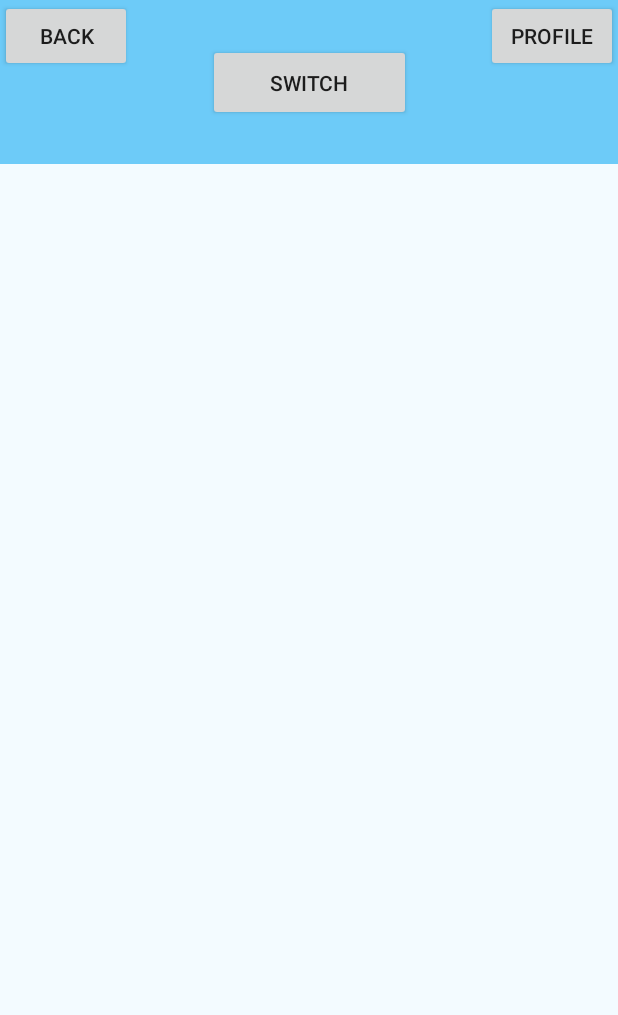
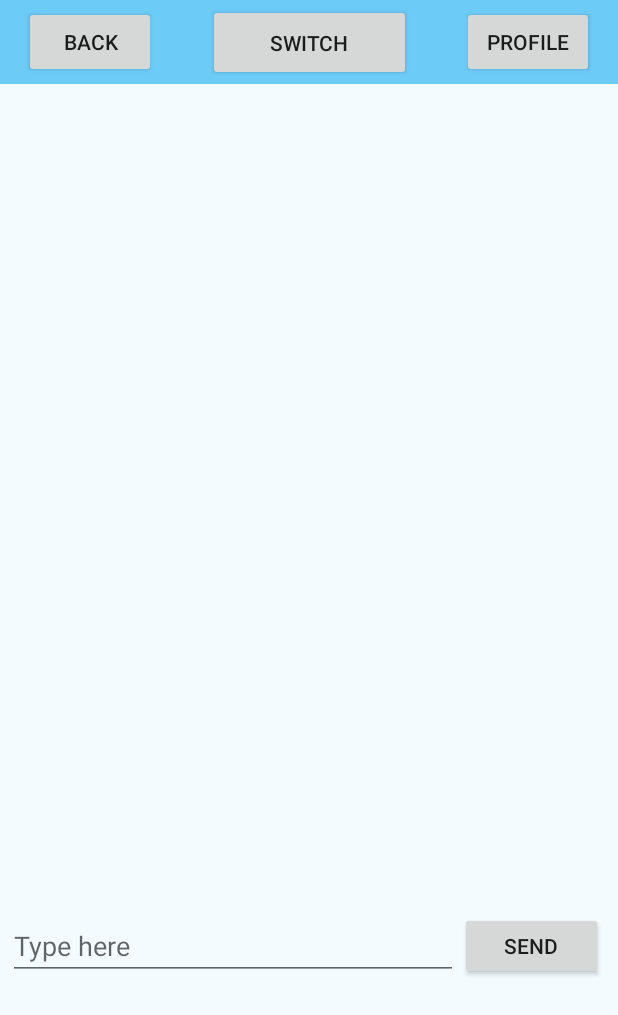
Before and after one commit to TheMage101/H22-GR5-who-did-that, an Android app: the MenuCommunication screen opened directly, with no data from a screen before it, on a phone screen of 412 x 824 dp. Shown: the top 1015 px of the screen. Run offline under Robolectric (Android 15) with nearby library versions, the phone set to English and light mode, and no system bars; 1 statement that could not run was skipped.

Commit message:
messed with message UI to try and fix scrolling issues

```diff
--- a/Project/app/src/main/res/layout/activity_menu_communication.xml
+++ b/Project/app/src/main/res/layout/activity_menu_communication.xml
@@ -12,24 +12,25 @@
         android:id="@+id/appbar"
 
         android:layout_width="match_parent"
-        android:layout_height="109dp"
+        android:layout_height="wrap_content"
         android:background="#6DCBF8">
 
         <com.google.android.material.appbar.CollapsingToolbarLayout
             android:layout_width="match_parent"
-            android:layout_height="109dp"
+            android:layout_height="wrap_content"
             app:contentScrim="?attr/colorPrimary"
-            app:layout_scrollFlags="scroll|exitUntilCollapsed"
-
+            app:layout_scrollFlags="scroll|enterAlwaysCollapsed"
             app:toolbarId="@+id/toolbar">
 
 
             <!--toolbar ici, collapsing mais its not collapsed by default so it does weird stuff when you try to type for the first time
             the "type message" va pas au dessus du clavier sauf si la toolbar est collapsed-->
+
             <androidx.appcompat.widget.Toolbar
                 android:id="@+id/toolbar"
                 android:layout_width="match_parent"
-                android:layout_height="?attr/actionBarSize"></androidx.appcompat.widget.Toolbar>
+                android:layout_height="?attr/actionBarSize">
+
 
                 <androidx.constraintlayout.widget.ConstraintLayout
                     android:layout_width="match_parent"
@@ -39,8 +40,19 @@
                         android:id="@+id/goingBackToList"
                         android:layout_width="wrap_content"
                         android:layout_height="wrap_content"
+                        android:layout_marginTop="4dp"
                         android:text="Back"
                         app:layout_constraintStart_toStartOf="parent"
+                        app:layout_constraintTop_toTopOf="parent" />
+
+                    <Button
+                        android:id="@+id/messagesProfileButton"
+                        android:layout_width="wrap_content"
+                        android:layout_height="wrap_content"
+                        android:layout_marginTop="4dp"
+                        android:layout_marginEnd="16dp"
+                        android:text="Profile"
+                        app:layout_constraintEnd_toEndOf="parent"
                         app:layout_constraintTop_toTopOf="parent" />
 
                     <Button
@@ -48,19 +60,13 @@
                         android:layout_width="135dp"
                         android:layout_height="51dp"
                         android:text="Switch"
-                    app:layout_constraintBottom_toBottomOf="parent"
+                        app:layout_constraintBottom_toBottomOf="@+id/goingBackToList"
                         app:layout_constraintEnd_toStartOf="@+id/messagesProfileButton"
                         app:layout_constraintStart_toEndOf="@+id/goingBackToList"
-                    app:layout_constraintTop_toTopOf="parent" />
+                        app:layout_constraintTop_toTopOf="@+id/goingBackToList" />
 
-                <Button
-                    android:id="@+id/messagesProfileButton"
-                    android:layout_width="wrap_content"
-                    android:layout_height="wrap_content"
-                    android:text="Profile"
-                    app:layout_constraintEnd_toEndOf="parent"
-                    app:layout_constraintTop_toTopOf="parent" />
                 </androidx.constraintlayout.widget.ConstraintLayout>
+            </androidx.appcompat.widget.Toolbar>
 
 
             <!--bouton ici, bouton pour accéder au profil de la personne
@@ -72,7 +78,7 @@
 
     <androidx.core.widget.NestedScrollView
         android:layout_width="match_parent"
-        android:layout_height="622dp"
+        android:layout_height="match_parent"
 
 
         app:layout_behavior="com.google.android.material.appbar.AppBarLayout$ScrollingViewBehavior">
@@ -84,24 +90,23 @@
 
             <androidx.recyclerview.widget.RecyclerView
                 android:id="@+id/messages"
-                android:layout_width="match_parent"
-                android:layout_height="619dp"
+                android:layout_width="0dp"
+                android:layout_height="552dp"
                 app:layout_constraintBottom_toTopOf="@+id/relativeLayout"
                 app:layout_constraintEnd_toEndOf="parent"
-                app:layout_constraintHorizontal_bias="0.0"
+                app:layout_constraintHorizontal_bias="1.0"
                 app:layout_constraintStart_toStartOf="parent"
-                app:layout_constraintTop_toTopOf="parent" />
+                app:layout_constraintTop_toTopOf="parent"
+                app:layout_constraintVertical_bias="0.0" />
 
             <RelativeLayout
                 android:id="@+id/relativeLayout"
                 android:layout_width="match_parent"
-                android:layout_height="wrap_content"
+                android:layout_height="0dp"
                 app:layout_constraintBottom_toBottomOf="parent"
                 app:layout_constraintEnd_toEndOf="parent"
                 app:layout_constraintHorizontal_bias="0.0"
-                app:layout_constraintStart_toStartOf="parent"
-                app:layout_constraintTop_toTopOf="parent"
-                app:layout_constraintVertical_bias="0.889">
+                app:layout_constraintStart_toStartOf="parent">
 
 
                 <!--ici est où l'utilisateur écrit son message-->
```
Lines whose indentation alone changed are shown as unchanged.
